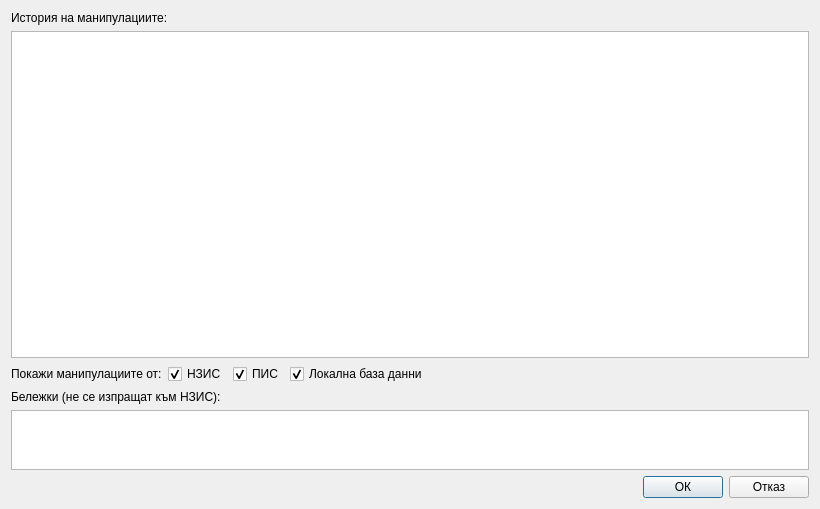
thefinalcutbg/DinoDent, file src/View/Widgets/DetailedStatus.ui: the form before one commit.
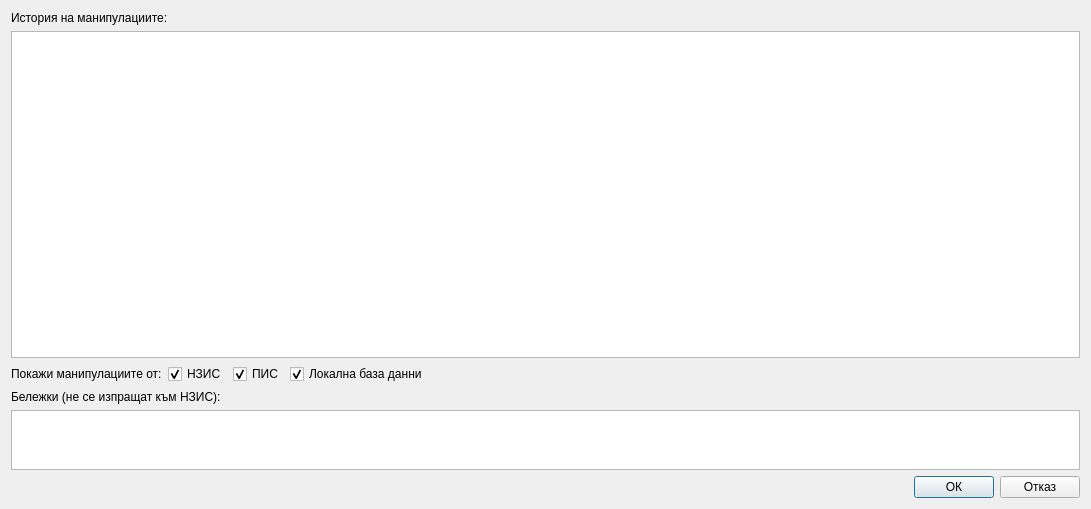
The form after the commit.

```diff
--- a/src/View/Widgets/DetailedStatus.ui
+++ b/src/View/Widgets/DetailedStatus.ui
@@ -6,7 +6,7 @@
    <rect>
     <x>0</x>
     <y>0</y>
-    <width>820</width>
+    <width>1091</width>
     <height>509</height>
    </rect>
   </property>
```
